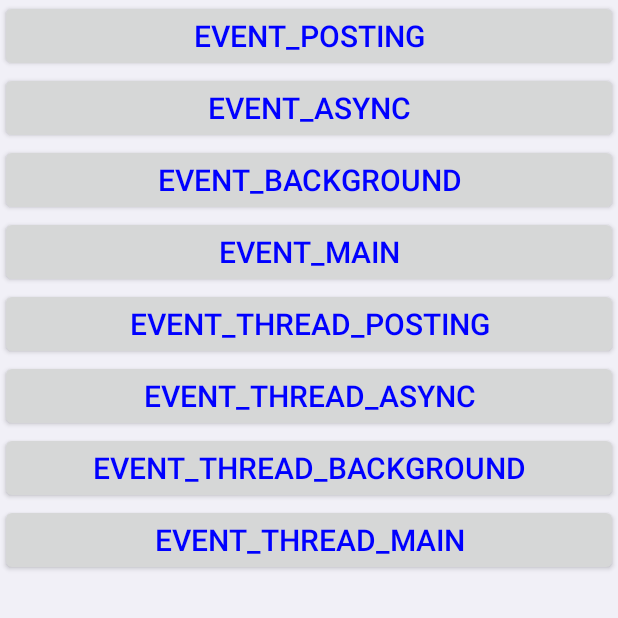
After one commit to zhiyukai/InterviewDemo, an Android app: the EventBusActivity screen opened directly, with no data from a screen before it, on a phone screen of 412 x 824 dp, the top half of it. The commit adds this screen. Run offline under Robolectric (Android 15) with nearby library versions, the phone set to English and light mode, and no system bars; our stand-ins replace ButterKnife, EventBus.

Commit message:
event bus test

```diff
--- a/app/src/main/AndroidManifest.xml
+++ b/app/src/main/AndroidManifest.xml
@@ -39,6 +39,7 @@
     <activity android:name=".MainActivity">
       <intent-filter>
         <action android:name="android.intent.action.MAIN"/>
+        <action android:name="android.intent.action.VIEW"/>
 
         <category android:name="android.intent.category.LAUNCHER"/>
       </intent-filter>
@@ -123,6 +124,7 @@
     <activity android:name=".gridview.pulltorefresh.activity.PullableTextViewActivity"/>
     <activity android:name=".gridview.pulltorefresh.activity.PullableWebViewActivity"/>
     <activity android:name=".multithreading.ThreadActivity"/>
+    <activity android:name=".eventBus.EventBusActivity"/>
 
     <service android:name=".cusService.TestIntentService"/>
   </application>
--- a/app/src/main/java/prictise/com/application1/MainActivity.java
+++ b/app/src/main/java/prictise/com/application1/MainActivity.java
@@ -24,6 +24,7 @@ import prictise.com.application1.cusService.TestIntentService;
 import prictise.com.application1.cusview.ClockActivity;
 import prictise.com.application1.cusview.CusViewActivity;
 import prictise.com.application1.dialog.DialogActivity;
+import prictise.com.application1.eventBus.EventBusActivity;
 import prictise.com.application1.eventDispatch.EventDispatchActivity;
 import prictise.com.application1.gridview.GridViewActivity;
 import prictise.com.application1.gridview.RecycleGridViewActivity;
@@ -313,4 +314,9 @@ public class MainActivity extends Activity {
   public void lanchIntentService() {
     startActivity(new Intent(this, TestIntentService.class));
   }
+
+  @OnClick(R.id.bt_lanch_event_bus)
+  public void lanchEventBus() {
+    startActivity(new Intent(this, EventBusActivity.class));
+  }
 }
--- a/app/src/main/java/prictise/com/application1/MainApplication.java
+++ b/app/src/main/java/prictise/com/application1/MainApplication.java
@@ -1,6 +1,7 @@
 package prictise.com.application1;
 
 import android.app.Application;
+import org.greenrobot.eventbus.EventBus;
 
 /**
  * @author zhisiyi
@@ -18,5 +19,8 @@ public class MainApplication extends Application {
     public void onCreate() {
         super.onCreate();
         mainApplication = this;
+
+        // EventBus
+        EventBus.builder().addIndex(new EventBusIndex()).installDefaultEventBus();
     }
 }
--- /dev/null
+++ b/app/src/main/java/prictise/com/application1/eventBus/EventBusActivity.java
@@ -0,0 +1,117 @@
+package prictise.com.application1.eventBus;
+
+import android.os.Bundle;
+import android.support.annotation.Nullable;
+import android.view.View;
+import android.widget.Button;
+import butterknife.BindView;
+import butterknife.ButterKnife;
+import butterknife.OnClick;
+import com.google.common.util.concurrent.ThreadFactoryBuilder;
+import java.util.concurrent.ExecutorService;
+import java.util.concurrent.LinkedBlockingQueue;
+import java.util.concurrent.ThreadFactory;
+import java.util.concurrent.ThreadPoolExecutor;
+import java.util.concurrent.TimeUnit;
+import org.greenrobot.eventbus.EventBus;
+import prictise.com.application1.BaseActivity;
+import prictise.com.application1.R;
+
+/**
+ * @Author zhisiyi
+ * @Date 2019.07.16 10:13
+ * @Comment
+ */
+public class EventBusActivity extends BaseActivity {
+
+  @BindView(R.id.bt_event_posting)
+  Button btEventPosting;
+  @BindView(R.id.bt_event_async)
+  Button btEventAsync;
+  @BindView(R.id.bt_event_background)
+  Button btEventBackground;
+  @BindView(R.id.bt_event_main)
+  Button btEventMain;
+  @BindView(R.id.bt_thread_event_posting)
+  Button btThreadEventPosting;
+  @BindView(R.id.bt_thread_event_async)
+  Button btThreadEventAsync;
+  @BindView(R.id.bt_thread_event_background)
+  Button btThreadEventBackground;
+  @BindView(R.id.bt_thread_event_main)
+  Button btThreadEventMain;
+
+  ThreadFactory namedThreadFactory = new ThreadFactoryBuilder()
+      .setNameFormat("demo-pool-%d").build();
+  ExecutorService singleThreadPool = new ThreadPoolExecutor(1, 1,
+      0L, TimeUnit.MILLISECONDS,
+      new LinkedBlockingQueue<Runnable>(1024), namedThreadFactory,
+      new ThreadPoolExecutor.AbortPolicy());
+
+  @Override
+  protected void onCreate(@Nullable Bundle savedInstanceState) {
+    super.onCreate(savedInstanceState);
+    setContentView(R.layout.activity_event_bus);
+    ButterKnife.bind(this);
+  }
+
+  @Override
+  protected void onDestroy() {
+    super.onDestroy();
+  }
+
+  @OnClick({R.id.bt_event_posting, R.id.bt_event_async, R.id.bt_event_background,
+      R.id.bt_event_main, R.id.bt_thread_event_posting, R.id.bt_thread_event_async,
+      R.id.bt_thread_event_background, R.id.bt_thread_event_main})
+  public void onViewClicked(View view) {
+    switch (view.getId()) {
+      case R.id.bt_event_posting:
+        EventBus.getDefault().post(new EventBusTest("bt_event_posting"));
+        break;
+      case R.id.bt_event_async:
+        EventBus.getDefault().post(new EventBusTest("bt_event_async"));
+        break;
+      case R.id.bt_event_background:
+        EventBus.getDefault().post(new EventBusTest("bt_event_background"));
+        break;
+      case R.id.bt_event_main:
+        EventBus.getDefault().post(new EventBusTest("bt_event_main"));
+        break;
+      case R.id.bt_thread_event_posting:
+        singleThreadPool.execute(new Runnable() {
+          @Override
+          public void run() {
+            EventBus.getDefault().post(new EventBusTest("bt_thread_event_posting"));
+          }
+        });
+        break;
+      case R.id.bt_thread_event_async:
+        singleThreadPool.execute(new Runnable() {
+          @Override
+          public void run() {
+            EventBus.getDefault().post(new EventBusTest("bt_thread_event_async"));
+          }
+        });
+        break;
+      case R.id.bt_thread_event_background:
+        singleThreadPool.execute(new Runnable() {
+          @Override
+          public void run() {
+            EventBus.getDefault().post(new EventBusTest("bt_thread_event_background"));
+          }
+        });
+        break;
+      case R.id.bt_thread_event_main:
+        singleThreadPool.execute(new Runnable() {
+          @Override
+          public void run() {
+            EventBus.getDefault().post(new EventBusTest("bt_thread_event_main"));
+          }
+        });
+        break;
+      default:
+        break;
+    }
+  }
+
+}
--- /dev/null
+++ b/app/src/main/res/layout/activity_event_bus.xml
@@ -0,0 +1,54 @@
+<?xml version="1.0" encoding="utf-8"?>
+<ScrollView xmlns:android="http://schemas.android.com/apk/res/android"
+  xmlns:tools="http://schemas.android.com/tools"
+  android:layout_width="match_parent"
+  android:layout_height="match_parent">
+
+  <LinearLayout
+    android:layout_width="match_parent"
+    android:layout_height="match_parent"
+    android:orientation="vertical"
+    tools:context=".MainActivity">
+
+    <Button
+      android:id="@+id/bt_event_posting"
+      style="@style/ButtonStyle"
+      android:text="Event_Posting"/>
+
+    <Button
+      android:id="@+id/bt_event_async"
+      style="@style/ButtonStyle"
+      android:text="Event_ASYNC"/>
+
+    <Button
+      android:id="@+id/bt_event_background"
+      style="@style/ButtonStyle"
+      android:text="Event_Background"/>
+
+    <Button
+      android:id="@+id/bt_event_main"
+      style="@style/ButtonStyle"
+      android:text="Event_Main"/>
+
+    <Button
+      android:id="@+id/bt_thread_event_posting"
+      style="@style/ButtonStyle"
+      android:text="Event_Thread_Posting"/>
+
+    <Button
+      android:id="@+id/bt_thread_event_async"
+      style="@style/ButtonStyle"
+      android:text="Event_Thread_ASYNC"/>
+
+    <Button
+      android:id="@+id/bt_thread_event_background"
+      style="@style/ButtonStyle"
+      android:text="Event_Thread_Background"/>
+
+    <Button
+      android:id="@+id/bt_thread_event_main"
+      style="@style/ButtonStyle"
+      android:text="Event_Thread_Main"/>
+
+  </LinearLayout>
+</ScrollView>
--- a/app/src/main/res/layout/activity_main.xml
+++ b/app/src/main/res/layout/activity_main.xml
@@ -180,5 +180,10 @@
       style="@style/ButtonStyle"
       android:text="测试IntentService"/>
 
+    <Button
+      android:id="@+id/bt_lanch_event_bus"
+      style="@style/ButtonStyle"
+      android:text="测试EventBus"/>
+
   </LinearLayout>
 </ScrollView>
```
Also changed, not shown: app/build.gradle (+13 -1 lines), app/src/main/java/prictise/com/application1/BaseActivity.java (+48 -4 lines), app/src/main/java/prictise/com/application1/eventBus/EventBusTest.java (added, +15 -0 lines).
